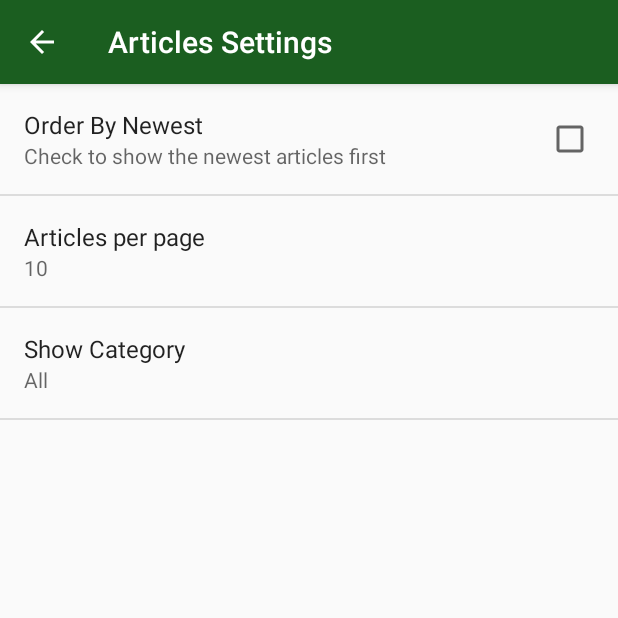
After one commit to annabuczek/ArtificialIntelligenceNews, an Android app: the SettingsActivity screen opened directly, with no data from a screen before it, on a phone screen of 412 x 824 dp, the top half of it. The commit adds this screen. Run offline under Robolectric (Android 15) with nearby library versions, the phone set to English and light mode, and no system bars.

Commit message:
Add Settings Activity

```diff
--- a/app/build.gradle
+++ b/app/build.gradle
@@ -14,7 +14,11 @@ android {
         release {
             minifyEnabled false
             proguardFiles getDefaultProguardFile('proguard-android.txt'), 'proguard-rules.pro'
+
         }
+    }
+    buildTypes.each {
+        it.buildConfigField 'String', 'GUARDIAN_API_KEY', Guardian_ApiKey
     }
 }
 
--- a/app/src/main/java/com/example/android/artificialintelligencenews/ArticleAdapter.java
+++ b/app/src/main/java/com/example/android/artificialintelligencenews/ArticleAdapter.java
@@ -102,7 +102,7 @@ public class ArticleAdapter extends ArrayAdapter<Article> {
             case "Technology":
                 categoryColorResourceId = R.color.color_category_technology;
                 break;
-            case "Opinion":
+            case "Education":
                 categoryColorResourceId = R.color.color_category_opinion;
                 break;
             case "Science":
--- a/app/src/main/java/com/example/android/artificialintelligencenews/QueryUtils.java
+++ b/app/src/main/java/com/example/android/artificialintelligencenews/QueryUtils.java
@@ -29,7 +29,7 @@ public final class QueryUtils {
     /**
      * Number of the current page of json query response
      */
-    private static int pageNumber;
+    public static int pageNumber;
 
     /**
      * Create private constructor beacuse all the methods are static and constructor should be never used
--- /dev/null
+++ b/app/src/main/java/com/example/android/artificialintelligencenews/SettingsActivity.java
@@ -0,0 +1,74 @@
+package com.example.android.artificialintelligencenews;
+
+import android.content.SharedPreferences;
+import android.os.Bundle;
+import android.preference.ListPreference;
+import android.preference.Preference;
+import android.preference.PreferenceFragment;
+import android.preference.PreferenceManager;
+import android.support.annotation.Nullable;
+import android.support.v7.app.AppCompatActivity;
+
+public class SettingsActivity extends AppCompatActivity {
+
+    @Override
+    protected void onCreate(Bundle savedInstanceState) {
+        super.onCreate(savedInstanceState);
+        setContentView(R.layout.activity_settings);
+    }
+
+    public static class ArticlesPreferenceFragment extends PreferenceFragment implements Preference.OnPreferenceChangeListener {
+        @Override
+        public void onCreate(@Nullable Bundle savedInstanceState) {
+            super.onCreate(savedInstanceState);
+            addPreferencesFromResource(R.xml.settings_fragment);
+
+            // Find preference by its key and use a method to show value on UI
+            Preference pageSize = findPreference(getString(R.string.page_size_pref_key));
+            bindPrefSummaryToValue(pageSize);
+
+            Preference category = findPreference(getString(R.string.category_pref_key));
+            bindPrefSummaryToValue(category);
+        }
+
+        /**
+         * Method to implement from interface onPreferenceChangeListener
+         * To notify when Preference was changed by the user
+         *
+         * @param preference preference to be changed
+         * @param newValue   new value of preference
+         * @return tru if preference was updated
+         */
+        @Override
+        public boolean onPreferenceChange(Preference preference, Object newValue) {
+            // Convert new value of preference to String
+            String preferenceValue = newValue.toString();
+
+            //For List preference use Labels to show summary
+            if (preference instanceof ListPreference) {
+                // Bind given preference to ListPreference
+                ListPreference listPreference = (ListPreference) preference;
+                // Find index of preference list item
+                int preferenceIndex = listPreference.findIndexOfValue(preferenceValue);
+                if (preferenceIndex >= 0) {
+                    CharSequence[] labels = listPreference.getEntries();
+                    preference.setSummary(labels[preferenceIndex]);
+                }
+            } else {
+                // For other cases use new value to show summary
+                preference.setSummary(preferenceValue);
+            }
+            return true;
+        }
+
+        /**
+         * Helper method to show summary of Preference on UI
+         */
+        private void bindPrefSummaryToValue(Preference preference) {
+            preference.setOnPreferenceChangeListener(this);
+            SharedPreferences preferences = PreferenceManager.getDefaultSharedPreferences(preference.getContext());
+            String preferenceString = preferences.getString(preference.getKey(), "");
+            onPreferenceChange(preference, preferenceString);
+        }
+    }
+}
--- /dev/null
+++ b/app/src/main/res/values/arrays.xml
@@ -0,0 +1,17 @@
+<?xml version="1.0" encoding="utf-8"?>
+<!-- Arrays for Preference - category -->
+<resources>
+    <string-array name="settings_category_labels">
+        <item>@string/category_all_label</item>
+        <item>@string/category_technology_label</item>
+        <item>@string/category_education_label</item>
+        <item>@string/category_science_label</item>
+    </string-array>
+
+    <string-array name="settings_category_values">
+        <item>@string/category_all_value</item>
+        <item>@string/category_technology_value</item>
+        <item>@string/category_education_value</item>
+        <item>@string/category_science_value</item>
+    </string-array>
+</resources>
--- a/app/src/main/res/values/strings.xml
+++ b/app/src/main/res/values/strings.xml
@@ -2,12 +2,49 @@
     <string name="launcher_name">AI News</string>
     <string name="app_name">Artificial Intelligence News</string>
 
+    <!-- Buttons -->
     <string name="more_button">more articles</string>
     <string name="refresh_button">refresh</string>
 
-    <!--Messages-->
+    <!--Special Messages-->
     <string name="no_connection">No internet connection</string>
     <string name="no_articles">No articles found</string>
     <string name="toast_no_connection">No internet connection\nCan\'t load articles</string>
     <string name="toast_no_connection_new">No internet connection\nCan\'t load new articles</string>
+    <string name="message_invalid_articles_num">Invalid number of Articles Check Settings</string>
+
+    <!-- Settings Activity Strings -->
+    <string name="settings_appbar_title">Articles Settings</string>
+    <string name="settings_menu_item">Settings</string>
+
+    <!-- Preference - Order_by -->
+    <string name="order_by_pref_key">order_by</string>
+    <string name="order_by_pref_label">Order By Newest</string>
+    <string name="order_by_pref_summary">Check to show the newest articles first</string>
+    <string name="order_by_pref_default">false</string>
+
+    <!-- Preference - page_size -->
+    <string name="page_size_pref_key">page_size</string>
+    <string name="page_size_pref_label">Articles per page</string>
+    <string name="page_size_pref_default">10</string>
+    <string name="page_size_pref_hint">Between 1 to 50</string>
+
+    <!-- Preference - category -->
+    <string name="category_pref_key">by_category</string>
+    <string name="category_pref_label">Show Category</string>
+    <string name="category_pref_default">@string/category_all_value</string>
+
+    <!--List items for category Preference-->
+    <string name="category_all_label">All</string>
+    <string name="category_all_value">all</string>
+
+    <string name="category_technology_label">Technology</string>
+    <string name="category_technology_value">technology</string>
+
+    <string name="category_education_label">Education</string>
+    <string name="category_education_value">education</string>
+
+    <string name="category_science_label">Science</string>
+    <string name="category_science_value">science</string>
+
 </resources>
--- /dev/null
+++ b/app/src/main/res/xml/settings_fragment.xml
@@ -0,0 +1,25 @@
+<?xml version="1.0" encoding="utf-8"?>
+<PreferenceScreen xmlns:android="http://schemas.android.com/apk/res/android">
+    <CheckBoxPreference
+        android:key="@string/order_by_pref_key"
+        android:title="@string/order_by_pref_label"
+        android:summary="@string/order_by_pref_summary"
+        android:defaultValue="@string/order_by_pref_default" />
+
+    <EditTextPreference
+        android:hint="@string/page_size_pref_hint"
+        android:defaultValue="@string/page_size_pref_default"
+        android:inputType="numberDecimal"
+        android:key="@string/page_size_pref_key"
+        android:selectAllOnFocus="true"
+        android:title="@string/page_size_pref_label" />
+
+    <ListPreference
+        android:defaultValue="@string/category_pref_default"
+        android:entries="@array/settings_category_labels"
+        android:entryValues="@array/settings_category_values"
+        android:key="@string/category_pref_key"
+        android:title="@string/category_pref_label" />
+
+
+</PreferenceScreen>
```
Also changed, not shown: app/src/main/AndroidManifest.xml (+10 -2 lines), app/src/main/java/com/example/android/artificialintelligencenews/MainActivity.java (+88 -4 lines), app/src/main/res/layout/activity_settings.xml (added, +9 -0 lines), app/src/main/res/menu/menu.xml (added, +8 -0 lines).
